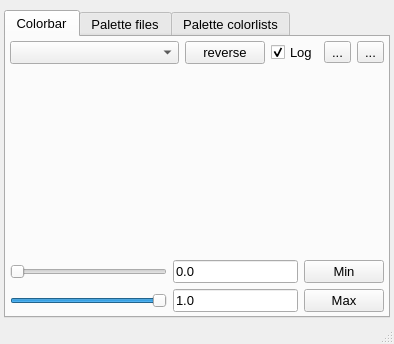
Qt form UIs/nColorBarWin.ui (NeutrinoToolkit/Neutrino) before a commit.
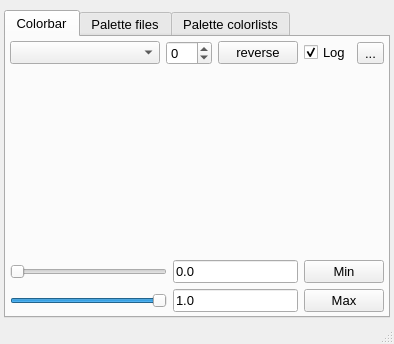
The same form after that commit. Icons and pictures are not drawn. Custom widgets are drawn as their Qt base class.

Commit message: gamma implemented as property

Diff of the .ui file:
```diff
--- a/UIs/nColorBarWin.ui
+++ b/UIs/nColorBarWin.ui
@@ -62,7 +62,7 @@
         </property>
         <item row="0" column="0">
          <widget class="QWidget" name="widget_3" native="true">
-          <layout class="QGridLayout" name="gridLayout_8" columnstretch="1,0,0,0,0">
+          <layout class="QGridLayout" name="gridLayout_8" columnstretch="1,0,0,0,0,0">
            <property name="leftMargin">
             <number>0</number>
            </property>
@@ -87,7 +87,7 @@
              </property>
             </widget>
            </item>
-           <item row="0" column="1">
+           <item row="0" column="2">
             <widget class="QPushButton" name="invert">
              <property name="font">
               <font>
@@ -100,17 +100,6 @@
             </widget>
            </item>
            <item row="0" column="3">
-            <widget class="QToolButton" name="savePDF">
-             <property name="text">
-              <string>...</string>
-             </property>
-             <property name="icon">
-              <iconset>
-               <normaloff>:icons//savePDF.png</normaloff>:icons//savePDF.png</iconset>
-             </property>
-            </widget>
-           </item>
-           <item row="0" column="2">
             <widget class="QCheckBox" name="checkBox">
              <property name="font">
               <font>
@@ -128,7 +117,17 @@
              </property>
             </widget>
            </item>
-           <item row="0" column="4">
+           <item row="0" column="1">
+            <widget class="QSpinBox" name="gamma">
+             <property name="toolTip">
+              <string>γ value (inverse if negative)</string>
+             </property>
+             <property name="minimum">
+              <number>-99</number>
+             </property>
+            </widget>
+           </item>
+           <item row="0" column="5">
             <widget class="QToolButton" name="cutoff">
              <property name="text">
               <string>...</string>
```
Left out of the diff: 10 changed lines with no effect on the pictures. The commit also changes 12 other files.
